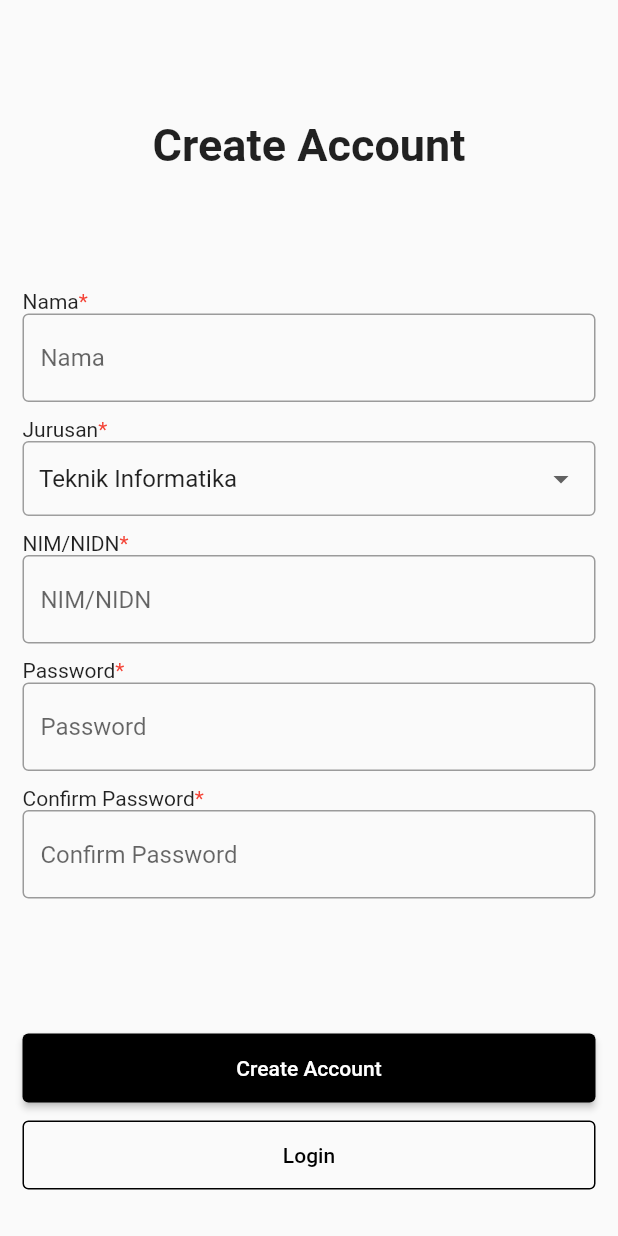
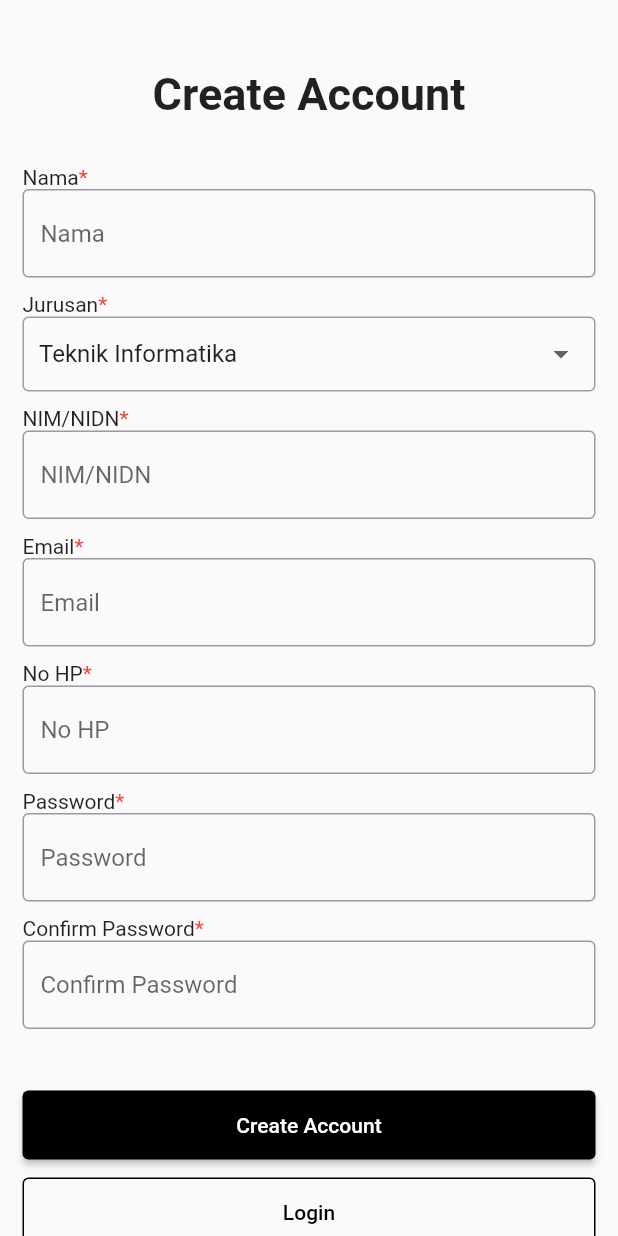
Before and after one commit to AlvinIndrawan/my_kms_repo, a Flutter app: the Register screen opened directly, on a phone screen of 412 x 824 dp. Run offline on Flutter 3.47's test engine with Material 2 defaults, Android fonts, the phone set to English and light mode, and no system bars.

Commit message:
Update UI register

```diff
--- a/lib/pages/home/homepage.dart
+++ b/lib/pages/home/homepage.dart
@@ -1,4 +1,3 @@
-import 'dart:ui';
 import 'package:flutter/material.dart';
 import 'home.dart';
 import 'search.dart';
--- a/lib/pages/register.dart
+++ b/lib/pages/register.dart
@@ -15,20 +15,20 @@ class _RegisterState extends State<Register> {
       // appBar: AppBar(
       //   title: Text('Halaman StatefulWidget'),
       // ),
-      body: Padding(
-        padding: EdgeInsets.symmetric(horizontal: 15),
-        child: Column(
-          crossAxisAlignment: CrossAxisAlignment.start,
+      body: ListView(
+        padding: EdgeInsets.all(15),
         children: [
-            Spacer(),
-            Center(
-              child: Text(
+          SizedBox(
+            height: 30,
+          ),
+          Text(
             'Create Account',
             textAlign: TextAlign.center,
             style: TextStyle(fontSize: 30, fontWeight: FontWeight.bold),
           ),
+          SizedBox(
+            height: 30,
           ),
-            Spacer(),
           Row(
             children: [
               Text('Nama'),
@@ -114,6 +114,47 @@ class _RegisterState extends State<Register> {
           ),
           Row(
             children: [
+              Text('Email'),
+              Text(
+                '*', // Add your mandatory icon (e.g., an asterisk)
+                style: TextStyle(
+                  color: Colors.red,
+                ),
+              )
+            ],
+          ),
+          TextField(
+            decoration: InputDecoration(
+              border: OutlineInputBorder(),
+              hintText: 'Email',
+            ),
+          ),
+          SizedBox(
+            height: 10,
+          ),
+          Row(
+            children: [
+              Text('No HP'),
+              Text(
+                '*', // Add your mandatory icon (e.g., an asterisk)
+                style: TextStyle(
+                  color: Colors.red,
+                ),
+              )
+            ],
+          ),
+          TextField(
+            keyboardType: TextInputType.number,
+            decoration: InputDecoration(
+              border: OutlineInputBorder(),
+              hintText: 'No HP',
+            ),
+          ),
+          SizedBox(
+            height: 10,
+          ),
+          Row(
+            children: [
               Text('Password'),
               Text(
                 '*', // Add your mandatory icon (e.g., an asterisk)
@@ -154,7 +195,9 @@ class _RegisterState extends State<Register> {
           SizedBox(
             height: 10,
           ),
-            Spacer(),
+          SizedBox(
+            height: 30,
+          ),
           SizedBox(
             width: MediaQuery.of(context).size.width,
             child: ElevatedButton(
@@ -165,8 +208,7 @@ class _RegisterState extends State<Register> {
                   padding: EdgeInsets.symmetric(vertical: 15),
                   child: Text('Create Account')),
               style: ButtonStyle(
-                  backgroundColor:
-                      MaterialStateProperty.all<Color>(Colors.black),
+                backgroundColor: MaterialStateProperty.all<Color>(Colors.black),
               ),
             ),
           ),
@@ -183,8 +225,7 @@ class _RegisterState extends State<Register> {
                   padding: EdgeInsets.symmetric(vertical: 15),
                   child: Text('Login')),
               style: ButtonStyle(
-                  foregroundColor:
-                      MaterialStateProperty.all<Color>(Colors.black),
+                foregroundColor: MaterialStateProperty.all<Color>(Colors.black),
                 side: MaterialStateProperty.all<BorderSide>(
                   BorderSide(width: 1.0, color: Colors.black),
                 ),
@@ -196,7 +237,6 @@ class _RegisterState extends State<Register> {
           ),
         ],
       ),
-      ),
     );
   }
 }
```
Lines whose indentation alone changed are shown as unchanged.
